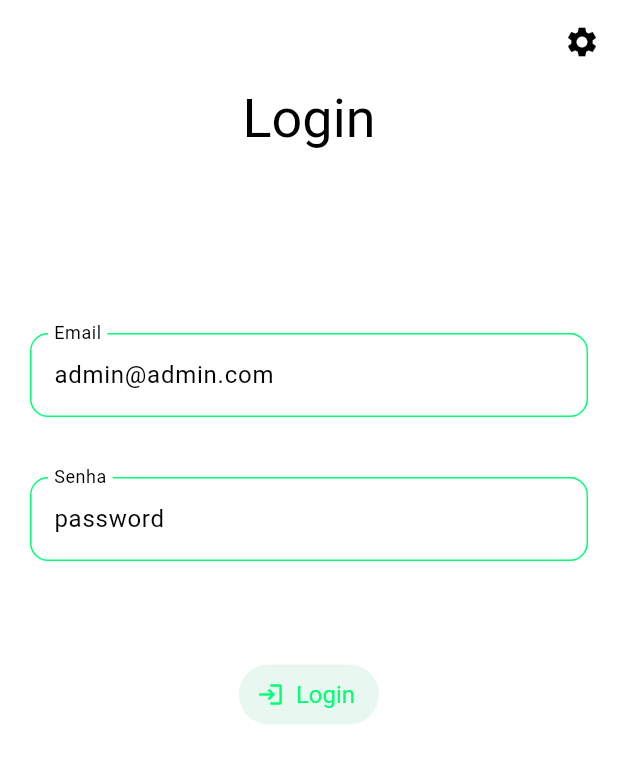
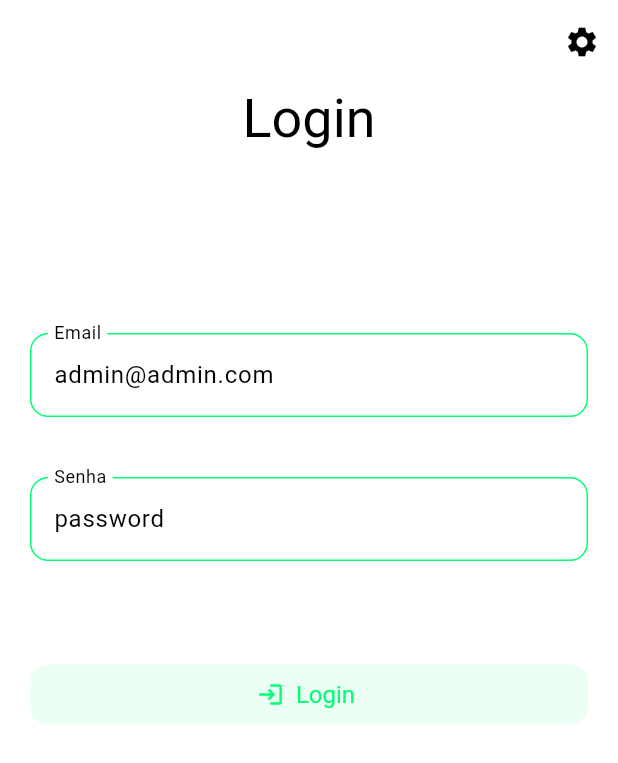
Before and after one commit to MuriloVantini/vantini_shop, a Flutter app: the screen it shows after launch, on a phone screen of 412 x 824 dp. Shown: the top 763 px of the screen. Run offline on Flutter 3.47's test engine with Material 3 defaults, Android fonts, the phone set to English and light mode, and no system bars; our stand-ins replace shared_preferences; generated files the repository leaves out were written again.

Commit message:
style: customizar temas

```diff
--- a/lib/src/app.dart
+++ b/lib/src/app.dart
@@ -55,15 +55,21 @@ class MyApp extends StatelessWidget {
           theme: ThemeData(
             textButtonTheme: TextButtonThemeData(
               style: ButtonStyle(
+                maximumSize: WidgetStatePropertyAll(Size(MediaQuery.of(context).size.width, 40)),
+                minimumSize: const WidgetStatePropertyAll(Size(150, 40)),
+                fixedSize: WidgetStatePropertyAll(Size(MediaQuery.of(context).size.width, 40)),
                 iconColor: const WidgetStatePropertyAll(lightPrimary),
-                backgroundColor: WidgetStateProperty.resolveWith((states) => states.contains(WidgetState.selected) ? darkPrimary : darkPrimary.withOpacity(0.1)),
+                backgroundColor: WidgetStateProperty.resolveWith((states) => states.contains(WidgetState.selected) ? darkPrimary : lightPrimary.withOpacity(0.08)),
                 shadowColor: WidgetStatePropertyAll(darkPrimary.withGreen(255)),
                 animationDuration: const Duration(milliseconds: 500),
-                textStyle: const WidgetStatePropertyAll(TextStyle(color: lightPrimary, fontSize: 16, decoration: TextDecoration.none)),
+                shape: WidgetStatePropertyAll(RoundedRectangleBorder(borderRadius: BorderRadius.circular(12))),
+                foregroundColor: const WidgetStatePropertyAll(lightPrimary),
+                textStyle: const WidgetStatePropertyAll(TextStyle(fontSize: 16, decoration: TextDecoration.none)),
               ),
             ),
             textTheme: const TextTheme(
               titleLarge: TextStyle(color: Colors.black, fontSize: 36, fontWeight: FontWeight.normal, decoration: TextDecoration.none),
+              bodySmall: TextStyle(color: Colors.black38, fontSize: 14, fontWeight: FontWeight.normal, decoration: TextDecoration.none),
             ),
             primaryColor: lightPrimary,
             scaffoldBackgroundColor: Colors.white,
@@ -84,9 +90,9 @@ class MyApp extends StatelessWidget {
               labelStyle: const TextStyle(color: Colors.black),
               hintStyle: TextStyle(color: Colors.grey[300]!),
               enabledBorder: OutlineInputBorder(borderSide: const BorderSide(color: lightPrimary, width: 1), borderRadius: BorderRadius.circular(12)),
-              border: OutlineInputBorder(borderRadius: BorderRadius.circular(12), borderSide: const BorderSide(color: lightPrimary, width: 10)),
-              errorBorder: OutlineInputBorder(borderRadius: BorderRadius.circular(12), borderSide: const BorderSide(color: Colors.red, width: 10)),
-              focusedErrorBorder: OutlineInputBorder(borderRadius: BorderRadius.circular(12), borderSide: const BorderSide(color: Colors.red, width: 10)),
+              border: OutlineInputBorder(borderRadius: BorderRadius.circular(12), borderSide: const BorderSide(color: lightPrimary)),
+              errorBorder: OutlineInputBorder(borderRadius: BorderRadius.circular(12), borderSide: const BorderSide(color: Colors.red)),
+              focusedErrorBorder: OutlineInputBorder(borderRadius: BorderRadius.circular(12), borderSide: const BorderSide(color: Colors.red, width: 2)),
               disabledBorder: OutlineInputBorder(borderRadius: BorderRadius.circular(12), borderSide: BorderSide(color: Colors.grey[300]!)),
             ),
           ),
@@ -95,15 +101,21 @@ class MyApp extends StatelessWidget {
           darkTheme: ThemeData(
             textButtonTheme: TextButtonThemeData(
               style: ButtonStyle(
+                maximumSize: WidgetStatePropertyAll(Size(MediaQuery.of(context).size.width, 40)),
+                minimumSize: const WidgetStatePropertyAll(Size(150, 40)),
+                fixedSize: WidgetStatePropertyAll(Size(MediaQuery.of(context).size.width, 40)),
                 iconColor: const WidgetStatePropertyAll(darkPrimary),
-                backgroundColor: WidgetStateProperty.resolveWith((states) => states.contains(WidgetState.selected) ? darkPrimary : darkPrimary.withOpacity(0.1)),
+                shape: WidgetStatePropertyAll(RoundedRectangleBorder(borderRadius: BorderRadius.circular(12))),
+                backgroundColor: WidgetStateProperty.resolveWith((states) => states.contains(WidgetState.selected) ? darkPrimary : darkPrimary.withOpacity(0.15)),
                 shadowColor: WidgetStatePropertyAll(darkPrimary.withGreen(255)),
                 animationDuration: const Duration(milliseconds: 500),
-                textStyle: const WidgetStatePropertyAll(TextStyle(color: Colors.white, fontSize: 16, decoration: TextDecoration.none)),
+                foregroundColor: const WidgetStatePropertyAll(lightPrimary),
+                textStyle: const WidgetStatePropertyAll(TextStyle(fontSize: 16, decoration: TextDecoration.none)),
               ),
             ),
             textTheme: const TextTheme(
               titleLarge: TextStyle(color: Colors.white, fontSize: 36, fontWeight: FontWeight.normal, decoration: TextDecoration.none),
+              bodySmall: TextStyle(color: Colors.white38, fontSize: 14, fontWeight: FontWeight.normal, decoration: TextDecoration.none),
             ),
             primaryColor: darkPrimary,
             scaffoldBackgroundColor: const Color.fromARGB(255, 20, 20, 20),
```
